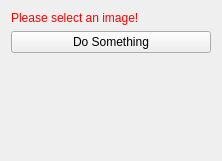
Old version of the form code/MyProject/Plugins/org.gdmc.segmentation.regiongrowing/src/internal/QmitkMITKRegionGrowingViewControls.ui in the repository summit4you/MITK-material-ZH.
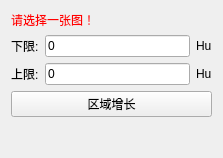
New version of the form.

Commit message: 完善Step9例子，增加可以自动设置阈值上下限

Diff of the .ui file:
```diff
--- a/code/MyProject/Plugins/org.gdmc.segmentation.regiongrowing/src/internal/QmitkMITKRegionGrowingViewControls.ui
+++ b/code/MyProject/Plugins/org.gdmc.segmentation.regiongrowing/src/internal/QmitkMITKRegionGrowingViewControls.ui
@@ -7,7 +7,7 @@
     <x>0</x>
     <y>0</y>
     <width>222</width>
-    <height>161</height>
+    <height>158</height>
    </rect>
   </property>
   <property name="minimumSize">
@@ -26,17 +26,67 @@
       <string notr="true">QLabel { color: rgb(255, 0, 0) }</string>
      </property>
      <property name="text">
-      <string>Please select an image!</string>
+      <string>请选择一张图！</string>
      </property>
     </widget>
    </item>
+   <item>
+    <layout class="QHBoxLayout" name="horizontalLayout">
+     <item>
+      <widget class="QLabel" name="lowerLabel">
+       <property name="text">
+        <string>下限:</string>
+       </property>
+      </widget>
+     </item>
+     <item>
+      <widget class="QLineEdit" name="lowerEdit">
+       <property name="text">
+        <string>0</string>
+       </property>
+      </widget>
+     </item>
+     <item>
+      <widget class="QLabel" name="label">
+       <property name="text">
+        <string>Hu</string>
+       </property>
+      </widget>
+     </item>
+    </layout>
+   </item>
+   <item>
+    <layout class="QHBoxLayout" name="horizontalLayout_2">
+     <item>
+      <widget class="QLabel" name="upperLabel">
+       <property name="text">
+        <string>上限:</string>
+       </property>
+      </widget>
+     </item>
+     <item>
+      <widget class="QLineEdit" name="upperEdit">
+       <property name="text">
+        <string>0</string>
+       </property>
+      </widget>
+     </item>
+     <item>
+      <widget class="QLabel" name="label_2">
+       <property name="text">
+        <string>Hu</string>
+       </property>
+      </widget>
+     </item>
+    </layout>
+   </item>
    <item>
     <widget class="QPushButton" name="buttonPerformImageProcessing">
      <property name="toolTip">
       <string>Do image processing</string>
      </property>
      <property name="text">
-      <string>Do Something</string>
+      <string>区域增长</string>
      </property>
     </widget>
    </item>
@@ -50,8 +100,8 @@
      </property>
      <property name="sizeHint" stdset="0">
       <size>
-       <width>20</width>
-       <height>220</height>
+       <width>201</width>
+       <height>34</height>
       </size>
      </property>
     </spacer>
```
Left out of the diff: 2 changed lines with no effect on the pictures. The commit also changes 5 other files.
